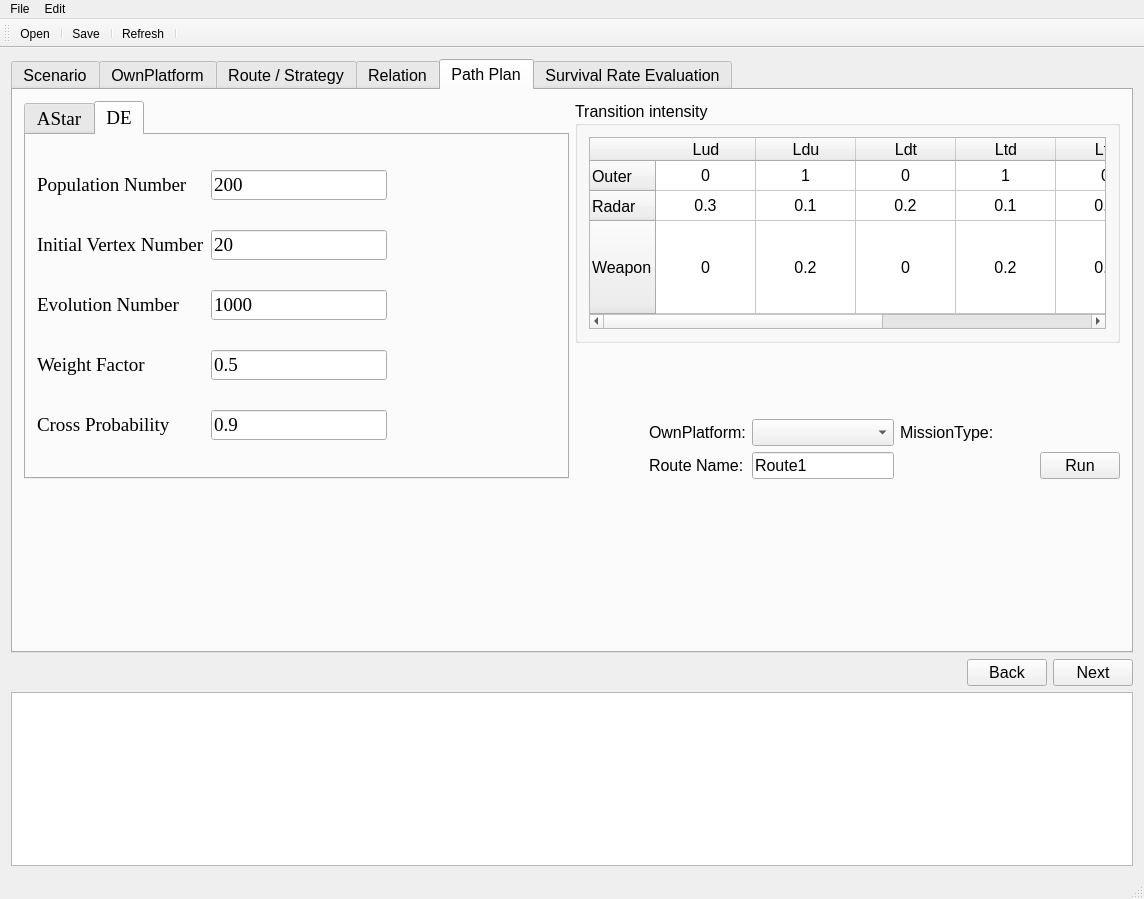
louie17/PathPlanning, file PathPlanGui/MainWindow.ui: the form before one commit.
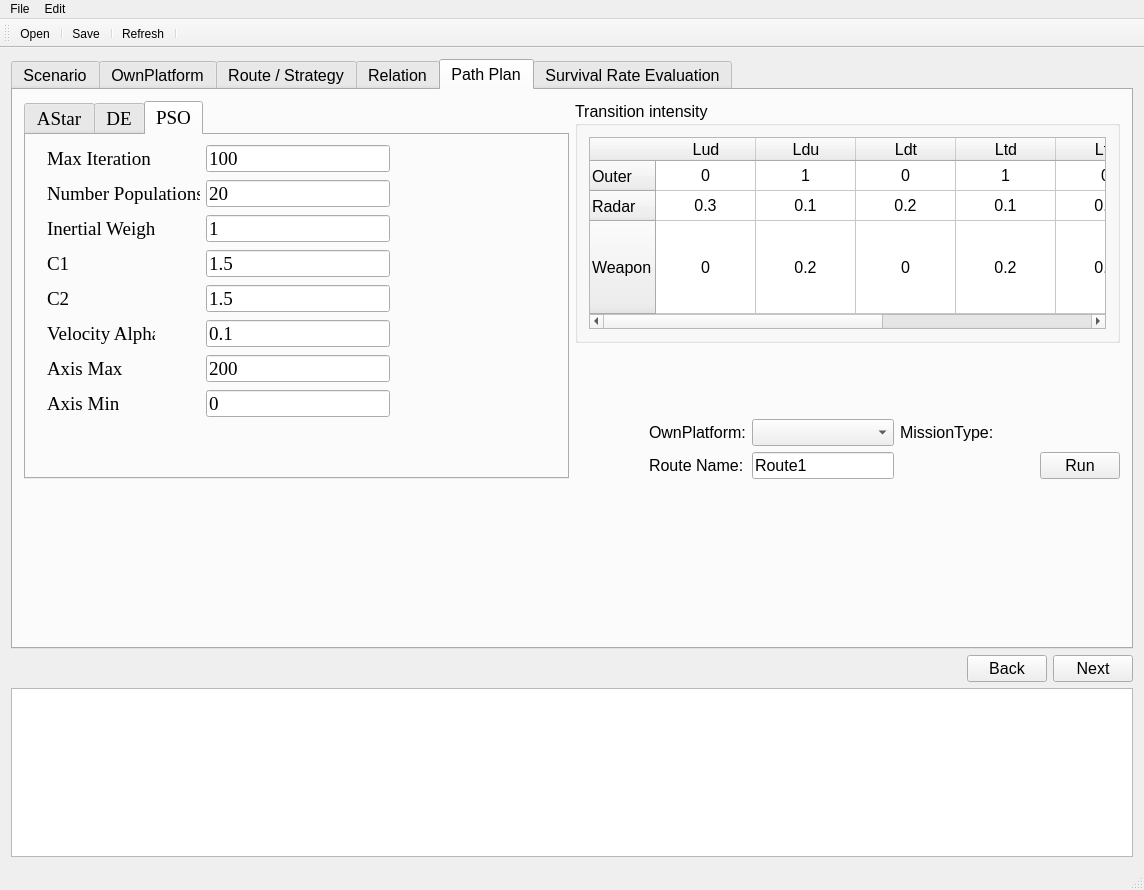
The form after the commit. The open tabs and pages were chosen to show the change. Custom widgets are drawn as their Qt base class.

```diff
--- a/PathPlanGui/MainWindow.ui
+++ b/PathPlanGui/MainWindow.ui
@@ -7,7 +7,7 @@
     <x>0</x>
     <y>0</y>
     <width>1144</width>
-    <height>899</height>
+    <height>890</height>
    </rect>
   </property>
   <property name="sizePolicy">
@@ -2697,7 +2697,7 @@
                <string>&lt;html&gt;&lt;head/&gt;&lt;body&gt;&lt;p&gt;&lt;br/&gt;&lt;/p&gt;&lt;/body&gt;&lt;/html&gt;</string>
               </property>
               <property name="currentIndex">
-               <number>1</number>
+               <number>2</number>
               </property>
               <widget class="QWidget" name="tab_12">
                <attribute name="title">
@@ -2943,6 +2943,219 @@
                 </item>
                </layout>
               </widget>
+              <widget class="QWidget" name="tab_4">
+               <attribute name="title">
+                <string>PSO</string>
+               </attribute>
+               <widget class="QLabel" name="label_14">
+                <property name="geometry">
+                 <rect>
+                  <x>21</x>
+                  <y>10</y>
+                  <width>108</width>
+                  <height>27</height>
+                 </rect>
+                </property>
+                <property name="text">
+                 <string>Max Iteration</string>
+                </property>
+               </widget>
+               <widget class="QLabel" name="label_12">
+                <property name="geometry">
+                 <rect>
+                  <x>21</x>
+                  <y>80</y>
+                  <width>108</width>
+                  <height>27</height>
+                 </rect>
+                </property>
+                <property name="text">
+                 <string>Inertial Weight</string>
+                </property>
+               </widget>
+               <widget class="QLineEdit" name="lineEdit_CP_3">
+                <property name="geometry">
+                 <rect>
+                  <x>180</x>
+                  <y>185</y>
+                  <width>184</width>
+                  <height>27</height>
+                 </rect>
+                </property>
+                <property name="text">
+                 <string>0.1</string>
+                </property>
+               </widget>
+               <widget class="QLineEdit" name="lineEdit_ENum_2">
+                <property name="geometry">
+                 <rect>
+                  <x>180</x>
+                  <y>80</y>
+                  <width>184</width>
+                  <height>27</height>
+                 </rect>
+                </property>
+                <property name="text">
+                 <string>1</string>
+                </property>
+               </widget>
+               <widget class="QLineEdit" name="lineEdit_CP_2">
+                <property name="geometry">
+                 <rect>
+                  <x>180</x>
+                  <y>150</y>
+                  <width>184</width>
+                  <height>27</height>
+                 </rect>
+                </property>
+                <property name="text">
+                 <string>1.5</string>
+                </property>
+               </widget>
+               <widget class="QLabel" name="label_16">
+                <property name="geometry">
+                 <rect>
+                  <x>21</x>
+                  <y>185</y>
+                  <width>108</width>
+                  <height>27</height>
+                 </rect>
+                </property>
+                <property name="text">
+                 <string>Velocity Alpha</string>
+                </property>
+               </widget>
+               <widget class="QLabel" name="label_17">
+                <property name="geometry">
+                 <rect>
+                  <x>21</x>
+                  <y>220</y>
+                  <width>108</width>
+                  <height>27</height>
+                 </rect>
+                </property>
+                <property name="text">
+                 <string>Axis Max</string>
+                </property>
+               </widget>
+               <widget class="QLabel" name="label_19">
+                <property name="geometry">
+                 <rect>
+                  <x>21</x>
+                  <y>255</y>
+                  <width>108</width>
+                  <height>27</height>
+                 </rect>
+                </property>
+                <property name="text">
+                 <string>Axis Min</string>
+                </property>
+               </widget>
+               <widget class="QLineEdit" name="lineEdit_IniVnum_2">
+                <property name="geometry">
+                 <rect>
+                  <x>180</x>
+                  <y>45</y>
+                  <width>184</width>
+                  <height>27</height>
+                 </rect>
+                </property>
+                <property name="text">
+                 <string>20</string>
+                </property>
+               </widget>
+               <widget class="QLabel" name="label_11">
+                <property name="geometry">
+                 <rect>
+                  <x>21</x>
+                  <y>45</y>
+                  <width>153</width>
+                  <height>27</height>
+                 </rect>
+                </property>
+                <property name="text">
+                 <string>Number Populations</string>
+                </property>
+               </widget>
+               <widget class="QLabel" name="label_15">
+                <property name="geometry">
+                 <rect>
+                  <x>21</x>
+                  <y>150</y>
+                  <width>108</width>
+                  <height>27</height>
+                 </rect>
+                </property>
+                <property name="text">
+                 <string>C2</string>
+                </property>
+               </widget>
+               <widget class="QLabel" name="label_13">
+                <property name="geometry">
+                 <rect>
+                  <x>21</x>
+                  <y>115</y>
+                  <width>108</width>
+                  <height>27</height>
+                 </rect>
+                </property>
+                <property name="text">
+                 <string>C1</string>
+                </property>
+               </widget>
+               <widget class="QLineEdit" name="lineEdit_CP_4">
+                <property name="geometry">
+                 <rect>
+                  <x>180</x>
+                  <y>220</y>
+                  <width>184</width>
+                  <height>27</height>
+                 </rect>
+                </property>
+                <property name="text">
+                 <string>200</string>
+                </property>
+               </widget>
+               <widget class="QLineEdit" name="lineEdit_WF_2">
+                <property name="geometry">
+                 <rect>
+                  <x>180</x>
+                  <y>115</y>
+                  <width>184</width>
+                  <height>27</height>
+                 </rect>
+                </property>
+                <property name="text">
+                 <string>1.5</string>
+                </property>
+               </widget>
+               <widget class="QLineEdit" name="lineEdit_CP_5">
+                <property name="geometry">
+                 <rect>
+                  <x>180</x>
+                  <y>255</y>
+                  <width>184</width>
+                  <height>27</height>
+                 </rect>
+                </property>
+                <property name="text">
+                 <string>0</string>
+                </property>
+               </widget>
+               <widget class="QLineEdit" name="lineEdit_Popnum_2">
+                <property name="geometry">
+                 <rect>
+                  <x>180</x>
+                  <y>10</y>
+                  <width>184</width>
+                  <height>27</height>
+                 </rect>
+                </property>
+                <property name="text">
+                 <string>100</string>
+                </property>
+               </widget>
+              </widget>
              </widget>
             </item>
             <item>
```
Left out of the diff: 4 changed lines with no effect on the pictures.
